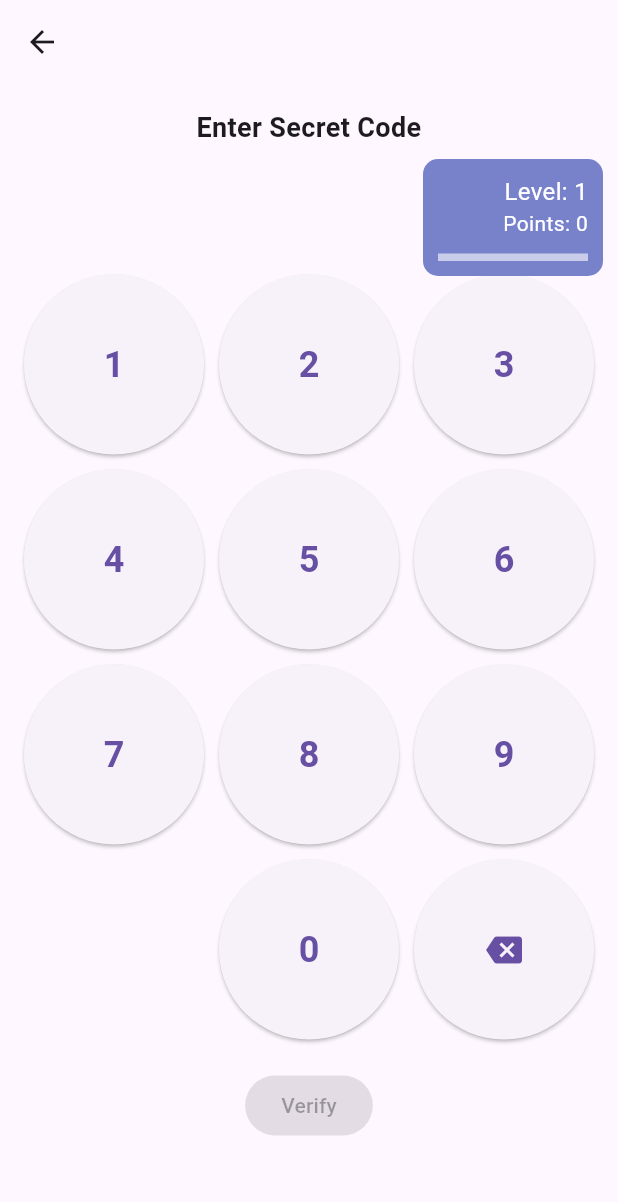
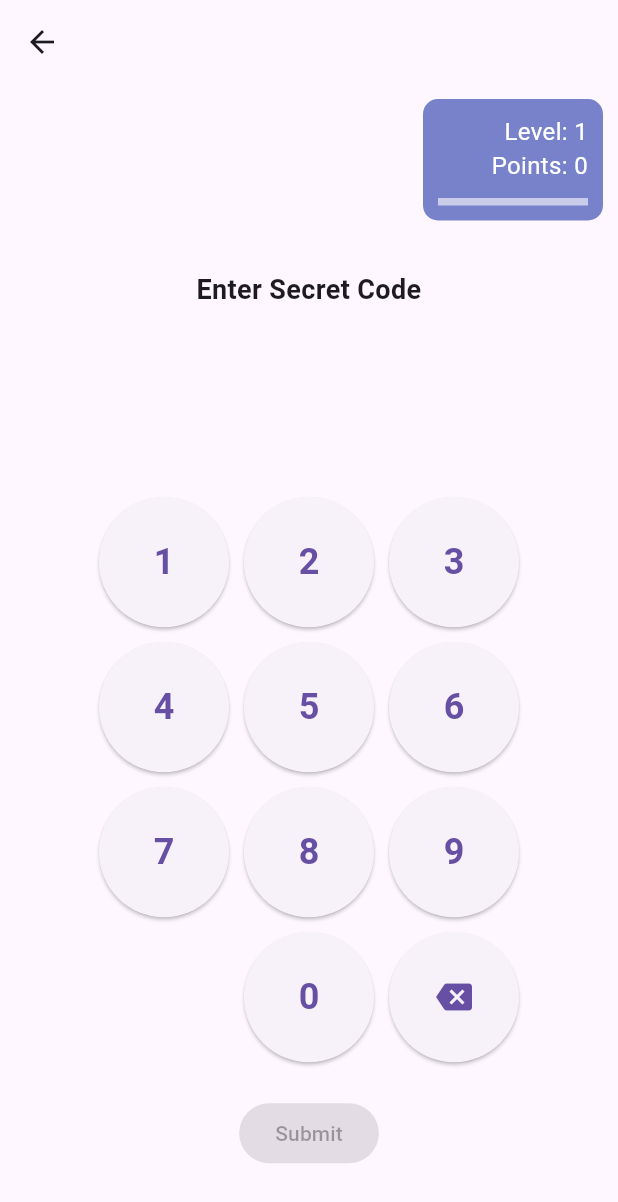
Before and after one commit to Jesya-o/gamified-mfa, a Flutter app: the CodeInputScreen screen opened directly, on a phone screen of 412 x 824 dp. Shown: the top 1202 px of the screen. Run offline on Flutter 3.47's test engine with Material 3 defaults, Android fonts, the phone set to English and light mode, and no system bars; our stand-ins replace firebase_core, firebase_messaging, qr_flutter, shared_preferences; accounts and stored records are empty.

Commit message:
refactor: introducing constants

```diff
--- /dev/null
+++ b/lib/config/code.dart
@@ -0,0 +1,8 @@
+
+const int codeMaxLength = 12;
+
+const String secretCode = '1234';
+const String verificationCodeInManualRequest = '1234';
+
+const String verificationCodeRequestParam = 'verificationCode';
+const String requestDetailRequestParam = 'requestDetail';
--- /dev/null
+++ b/lib/config/points.dart
@@ -0,0 +1,3 @@
+const int verificationPoints = 10;
+const int codePoints = 5;
+const int levelUpPoints = 50;
--- /dev/null
+++ b/lib/config/theme.dart
@@ -0,0 +1,46 @@
+import 'package:flutter/material.dart';
+
+// Colors
+const Color primaryColor = Colors.blue;
+const Color secondaryColor = Colors.green;
+const Color buttonColor = Colors.orange;
+const Color textColor = Colors.black;
+
+const Color successColor = Colors.lightGreen;
+
+const Color pointsBoxColor = Colors.indigo;
+const Color pointsColor = Colors.white;
+const Color messageColor = Colors.white;
+const Color pointsProgressLineColor = Colors.lightGreen;
+const Color pointsProgressLineBackgroundColor = Colors.white60;
+
+// Sizes
+const double edgeInsets = 16.0;
+const double titleTextSize = 18.0;
+const double headingTextSize = 24.0;
+const double regularTextSize = 16.0;
+const double smallTextSize = 16.0;
+
+const double inputScreenTitleMT = 80.0;
+const double inputScreenTitleMB = 40.0;
+const double inputScreenCodeMB = 40.0;
+const double inputScreenCodeTextSize = 32.0;
+const double inputScreenCodeLetterSpacing = 2.0;
+
+const double keypadWidth = 280.0;
+const double keypadHeight = 380.0;
+const double defaultSpaceBtwElements = 20.0;
+
+const double qrSize = 200.0;
+
+const double pointsMT = 10.0;
+const double pointsMR = 10.0;
+const double pointsEdgeInset = 10.0;
+const double pointsBoxOpacity = 0.7;
+const double progressLineHeight = 5;
+const double progressLineWidth = 100;
+
+// Animations
+const int shakeDelay = 500;
+const int shakeDuration = 400;
+const int successDuration = 2;
--- a/lib/elements/numeric_keypad.dart
+++ b/lib/elements/numeric_keypad.dart
@@ -1,4 +1,5 @@
 import 'package:flutter/material.dart';
+import 'package:mfa_gamification/config/theme.dart';
 
 class NumericKeypad extends StatelessWidget {
   final Function(String) onNumberTap;
@@ -26,7 +27,8 @@ class NumericKeypad extends StatelessWidget {
             onPressed: () => onNumberTap((index + 1).toString()),
             child: Text(
               (index + 1).toString(),
-              style: TextStyle(fontSize: 24, fontWeight: FontWeight.bold),
+              style: TextStyle(
+                  fontSize: headingTextSize, fontWeight: FontWeight.bold),
             ),
           );
         } else if (index == 9) {
@@ -36,13 +38,14 @@ class NumericKeypad extends StatelessWidget {
             onPressed: () => onNumberTap('0'),
             child: Text(
               '0',
-              style: TextStyle(fontSize: 24, fontWeight: FontWeight.bold),
+              style: TextStyle(
+                  fontSize: headingTextSize, fontWeight: FontWeight.bold),
             ),
           );
         } else {
           return ElevatedButton(
             onPressed: onBackspaceTap,
-            child: Icon(Icons.backspace, size: 24),
+            child: Icon(Icons.backspace, size: headingTextSize),
           );
         }
       },
--- a/lib/elements/points_display.dart
+++ b/lib/elements/points_display.dart
@@ -1,4 +1,6 @@
 import 'package:flutter/material.dart';
+import 'package:mfa_gamification/config/points.dart';
+import 'package:mfa_gamification/config/theme.dart';
 
 class PointsDisplay extends StatelessWidget {
   final int points;
@@ -12,15 +14,15 @@ class PointsDisplay extends StatelessWidget {
 
   @override
   Widget build(BuildContext context) {
-    double progress = points / 50;
+    double progress = points / levelUpPoints;
 
     return Positioned(
-      top: 50,
-      right: 10,
+      top: pointsMT,
+      right: pointsMR,
       child: Container(
-        padding: EdgeInsets.all(10),
+        padding: EdgeInsets.all(pointsEdgeInset),
         decoration: BoxDecoration(
-          color: Colors.indigo.withOpacity(0.7),
+          color: pointsBoxColor.withOpacity(pointsBoxOpacity),
           borderRadius: BorderRadius.circular(10),
         ),
         child: Row(
@@ -30,20 +32,22 @@ class PointsDisplay extends StatelessWidget {
               children: [
                 Text(
                   'Level: $level',
-                  style: TextStyle(color: Colors.white, fontSize: 16),
+                  style:
+                      TextStyle(color: pointsColor, fontSize: regularTextSize),
                 ),
                 Text(
                   'Points: $points',
-                  style: TextStyle(color: Colors.white, fontSize: 14),
+                  style: TextStyle(color: pointsColor, fontSize: smallTextSize),
                 ),
-                SizedBox(height: 10),
+                SizedBox(height: pointsEdgeInset),
                 SizedBox(
-                  width: 100, // Set a fixed width for the progression bar.
+                  width: progressLineWidth,
                   child: LinearProgressIndicator(
                     value: progress,
-                    minHeight: 5,
-                    backgroundColor: Colors.white60,
-                    valueColor: AlwaysStoppedAnimation<Color>(Colors.lightGreen),
+                    minHeight: progressLineHeight,
+                    backgroundColor: pointsProgressLineBackgroundColor,
+                    valueColor:
+                        AlwaysStoppedAnimation<Color>(pointsProgressLineColor),
                   ),
                 ),
               ],
--- a/lib/elements/shake_animation.dart
+++ b/lib/elements/shake_animation.dart
@@ -1,4 +1,5 @@
 import 'package:flutter/cupertino.dart';
+import 'package:mfa_gamification/config/theme.dart';
 
 class ShakeAnimation extends StatefulWidget {
   final Widget child;
@@ -24,7 +25,7 @@ class _ShakeAnimationState extends State<ShakeAnimation>
     super.initState();
     _controller = AnimationController(
       vsync: this,
-      duration: const Duration(milliseconds: 400),
+      duration: const Duration(milliseconds: shakeDuration),
     );
     _shakeAnimation = TweenSequence([
       TweenSequenceItem(tween: Tween(begin: 0.0, end: -10.0), weight: 1),
--- a/lib/screens/code_input_screen.dart
+++ b/lib/screens/code_input_screen.dart
@@ -1,4 +1,8 @@
 import 'package:flutter/material.dart';
+import 'package:mfa_gamification/config/code.dart';
+import 'package:mfa_gamification/config/points.dart';
+import 'package:mfa_gamification/config/theme.dart';
+import 'package:mfa_gamification/screens/settings_screen.dart';
 import 'package:shared_preferences/shared_preferences.dart';
 
 import '../elements/badge_animation.dart';
@@ -31,7 +35,7 @@ class _CodeInputScreenState extends State<CodeInputScreen> {
   Future<void> _loadSettings() async {
     final prefs = await SharedPreferences.getInstance();
     setState(() {
-      _isGamificationEnabled = prefs.getBool('isGamificationEnabled') ?? true;
+      _isGamificationEnabled = prefs.getBool(gamificationEnabledFlag) ?? true;
     });
   }
 
@@ -41,13 +45,14 @@ class _CodeInputScreenState extends State<CodeInputScreen> {
 
       Overlay.of(context)?.insert(
         OverlayEntry(
-          builder: (context) => FadeBadge(message: message, color: Colors.lightGreen),
+          builder: (context) =>
+              FadeBadge(message: message, color: successColor),
         ),
       );
 
       Overlay.of(context)?.insert(
         OverlayEntry(
-          builder: (context) => BadgeAnimation(text: "+5"),
+          builder: (context) => BadgeAnimation(text: "+$codePoints"),
         ),
       );
     }
@@ -55,8 +60,8 @@ class _CodeInputScreenState extends State<CodeInputScreen> {
     int currentPoints = await GamificationManager.getPoints();
     int currentLevel = await GamificationManager.getLevel();
 
-    int newPoints = currentPoints + 5;
-    if (newPoints >= 50) {
+    int newPoints = currentPoints + codePoints;
+    if (newPoints >= levelUpPoints) {
       currentLevel += 1;
       newPoints = 0;
     }
@@ -67,12 +72,12 @@ class _CodeInputScreenState extends State<CodeInputScreen> {
     Navigator.pushAndRemoveUntil(
       context,
       MaterialPageRoute(builder: (context) => HomeScreen()),
-          (route) => false,
+      (route) => false,
     );
   }
 
   Future<void> _submitCode() async {
-    bool isCodeCorrect = _inputCode == '123456';
+    bool isCodeCorrect = _inputCode == secretCode;
     if (isCodeCorrect) {
       _proceed();
     } else {
@@ -80,7 +85,7 @@ class _CodeInputScreenState extends State<CodeInputScreen> {
         _shouldShake = true;
       });
 
-      Future.delayed(const Duration(milliseconds: 500), () {
+      Future.delayed(const Duration(milliseconds: shakeDelay), () {
         setState(() {
           _inputCode = '';
           _shouldShake = false;
@@ -91,7 +96,7 @@ class _CodeInputScreenState extends State<CodeInputScreen> {
 
   void _onNumberTap(String number) {
     setState(() {
-      if (_inputCode.length < 6) {
+      if (_inputCode.length < codeMaxLength) {
         _inputCode += number;
       }
     });
@@ -111,39 +116,44 @@ class _CodeInputScreenState extends State<CodeInputScreen> {
         appBar: AppBar(),
         body: Stack(
           children: [
-            Padding(
-              padding: EdgeInsets.all(16.0),
-              child: Form(
-                key: _formKey,
+            Center(
+              child: Padding(
+                padding: const EdgeInsets.all(edgeInsets),
                 child: Column(
                   mainAxisSize: MainAxisSize.min,
                   children: [
+                    SizedBox(height: inputScreenTitleMT),
                     Text(
                       'Enter Secret Code',
-                      style: TextStyle(fontSize: 18, fontWeight: FontWeight.bold),
+                      style: TextStyle(
+                          fontSize: titleTextSize, fontWeight: FontWeight.bold),
                       textAlign: TextAlign.center,
                     ),
-                    SizedBox(height: 20),
+                    SizedBox(height: inputScreenTitleMB),
                     ShakeAnimation(
                       shouldShake: _shouldShake,
                       child: Text(
                         _inputCode,
                         style: TextStyle(
-                          fontSize: 32,
+                          fontSize: inputScreenCodeTextSize,
                           fontWeight: FontWeight.bold,
-                          letterSpacing: 2,
+                          letterSpacing: inputScreenCodeLetterSpacing,
                         ),
                       ),
                     ),
-                    SizedBox(height: 20),
-                    NumericKeypad(
-                      onNumberTap: _onNumberTap,
-                      onBackspaceTap: _onBackspaceTap,
+                    SizedBox(height: inputScreenCodeMB),
+                    SizedBox(
+                      width: keypadWidth,
+                      height: keypadHeight,
+                      child: NumericKeypad(
+                        onNumberTap: _onNumberTap,
+                        onBackspaceTap: _onBackspaceTap,
+                      ),
                     ),
-                    SizedBox(height: 20),
+                    SizedBox(height: defaultSpaceBtwElements),
                     ElevatedButton(
                       onPressed: _inputCode.isNotEmpty ? _submitCode : null,
-                      child: Text('Verify'),
+                      child: Text('Submit'),
                     ),
                   ],
                 ),
@@ -161,7 +171,7 @@ class _CodeInputScreenState extends State<CodeInputScreen> {
                     final data = snapshot.data as List<int>;
                     return PointsDisplay(points: data[0], level: data[1]);
                   }
-                  return SizedBox.shrink(); // Placeholder for loading
+                  return SizedBox.shrink();
                 },
               ),
           ],
```
Also changed, not shown: lib/elements/badge_animation.dart (+15 -6 lines), lib/elements/fade_badge.dart (+9 -4 lines), lib/screens/add_service.dart (+7 -8 lines), lib/screens/home_screen.dart (+7 -6 lines), lib/screens/settings_screen.dart (+7 -4 lines), lib/screens/verification_screen.dart (+27 -16 lines).
